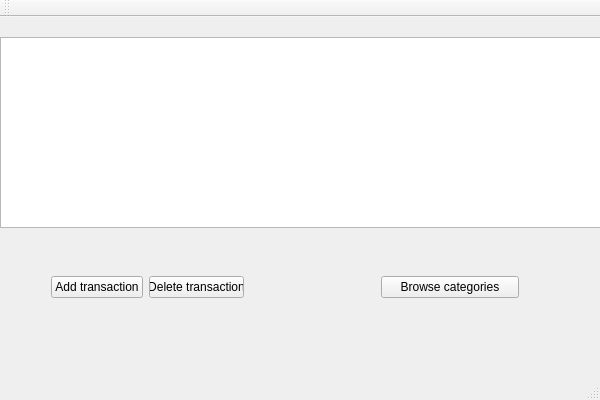
This is BudgetManagementQtVS/BudgetManagementQtVS/TransactionWindowView.ui in Greexoff/Budget-Management-App as Qt 5 draws it before an edit. The edited form follows.
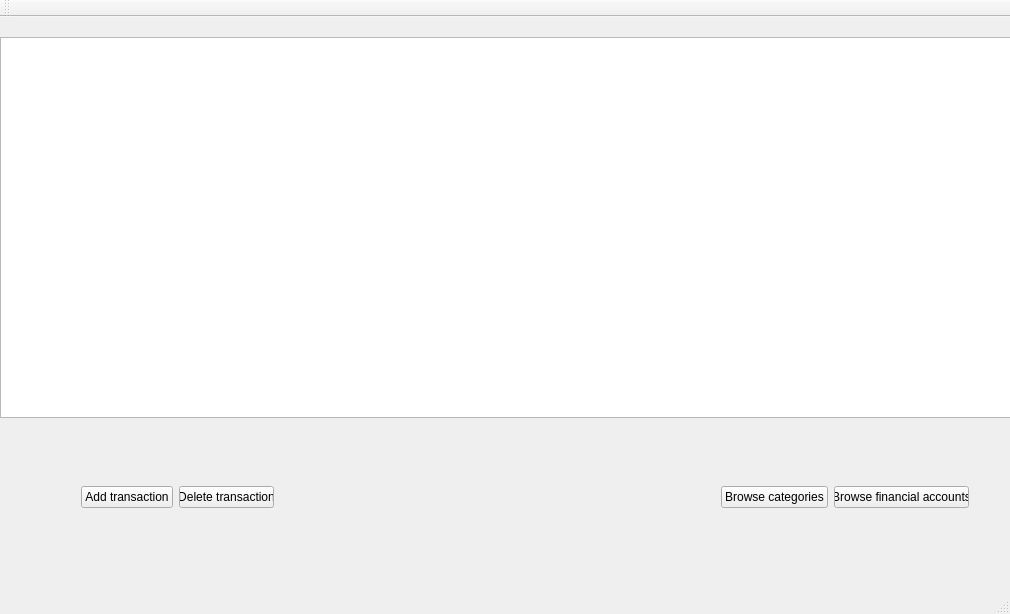
This is the edited form.

Commit message: added financial Accounts

The edit to the form file:
```diff
--- a/BudgetManagementQtVS/BudgetManagementQtVS/TransactionWindowView.ui
+++ b/BudgetManagementQtVS/BudgetManagementQtVS/TransactionWindowView.ui
@@ -6,8 +6,8 @@
    <rect>
     <x>0</x>
     <y>0</y>
-    <width>600</width>
-    <height>400</height>
+    <width>1010</width>
+    <height>614</height>
    </rect>
   </property>
   <property name="windowTitle">
@@ -19,16 +19,16 @@
      <rect>
       <x>0</x>
       <y>20</y>
-      <width>601</width>
-      <height>191</height>
+      <width>1011</width>
+      <height>381</height>
      </rect>
     </property>
    </widget>
    <widget class="QWidget" name="horizontalLayoutWidget">
     <property name="geometry">
      <rect>
-      <x>40</x>
-      <y>230</y>
+      <x>70</x>
+      <y>440</y>
       <width>215</width>
       <height>80</height>
      </rect>
@@ -53,9 +53,9 @@
    <widget class="QWidget" name="horizontalLayoutWidget_2">
     <property name="geometry">
      <rect>
-      <x>370</x>
-      <y>230</y>
-      <width>160</width>
+      <x>710</x>
+      <y>440</y>
+      <width>270</width>
       <height>80</height>
      </rect>
     </property>
@@ -67,6 +67,13 @@
        </property>
       </widget>
      </item>
+     <item>
+      <widget class="QPushButton" name="browseFinancialAccountsButton">
+       <property name="text">
+        <string>Browse financial accounts</string>
+       </property>
+      </widget>
+     </item>
     </layout>
    </widget>
   </widget>
```
Left out of the diff: 2 changed lines with no effect on the pictures. The commit also changes 25 other files.
